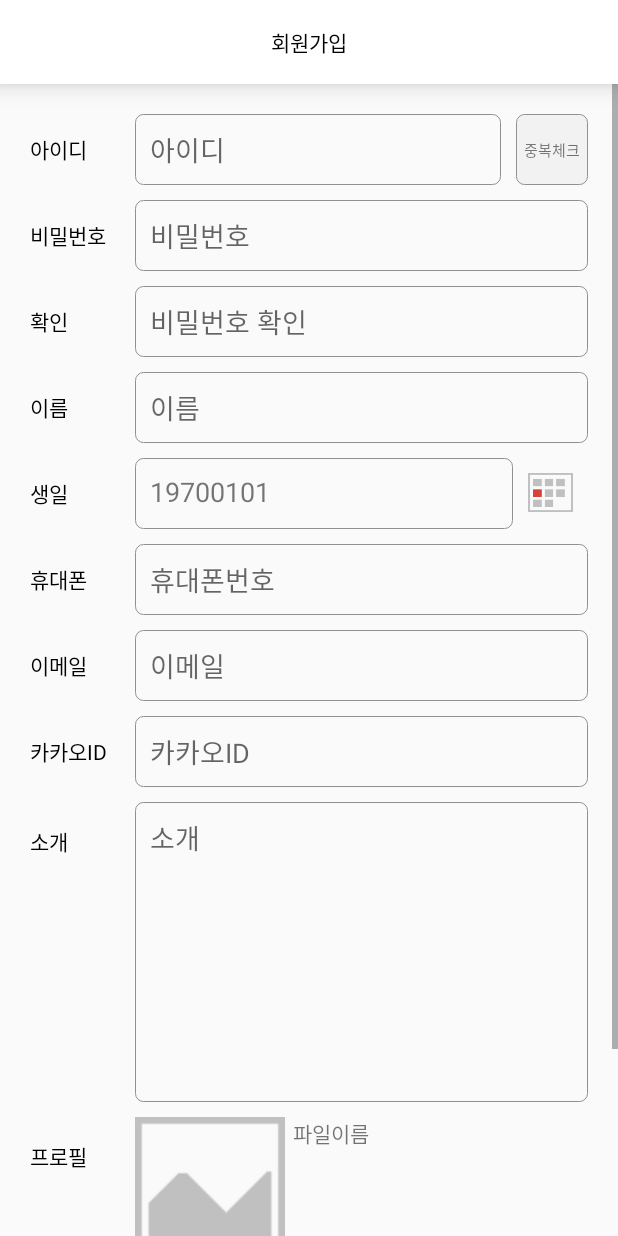
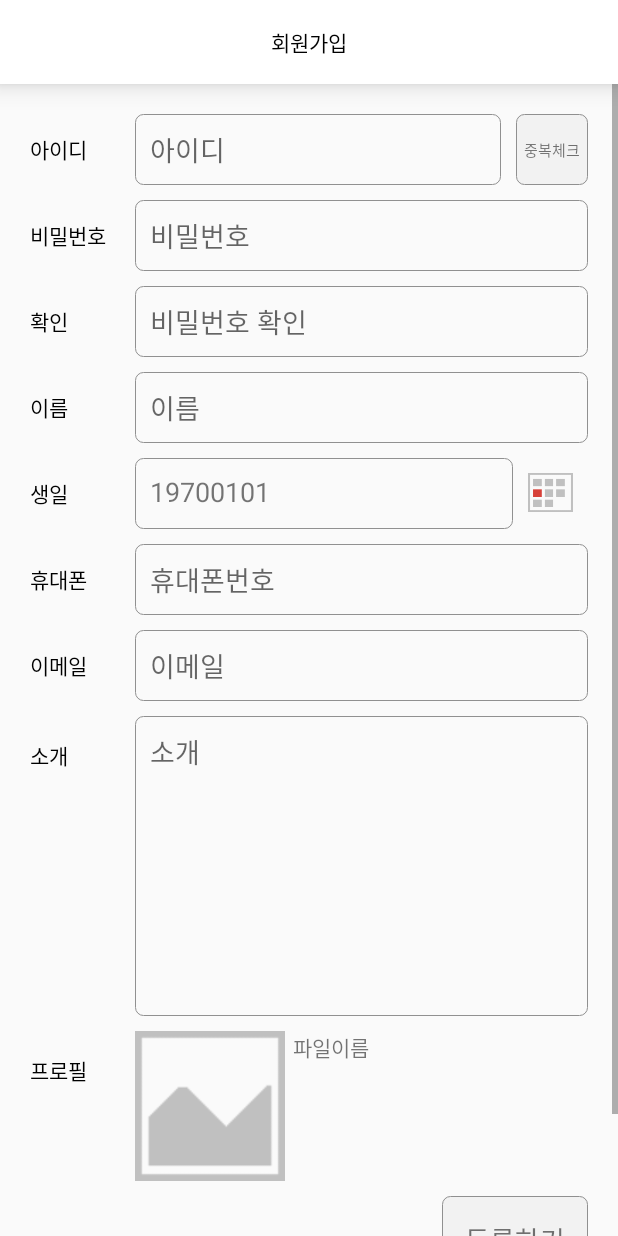
Before and after one commit to dohy12/project2_PDA, an Android app: the Register screen opened directly, with no data from a screen before it, on a phone screen of 412 x 824 dp. Run offline under Robolectric (Android 15) with nearby library versions, the phone set to English and light mode, and no system bars; pictures from the network do not load.

Commit message:
Revert "카카오 계정란 추가"
This reverts commit 046816ac39b35fb75e14f52f7b8f7e372eac2c29.

```diff
--- a/PDA/app/src/main/res/layout/activity_register.xml
+++ b/PDA/app/src/main/res/layout/activity_register.xml
@@ -249,31 +249,6 @@
                 <TextView
                     android:layout_width="70dp"
                     android:layout_height="match_parent"
-                    android:gravity="center_vertical"
-                    android:textColor="#000000"
-                    android:text="카카오ID"/>
-
-                <EditText
-                    android:id="@+id/kakao"
-                    android:layout_width="match_parent"
-                    android:layout_height="wrap_content"
-                    android:layout_weight="1"
-                    android:background="@drawable/border"
-                    android:hint="카카오ID"
-                    android:inputType="textEmailAddress"
-                    android:padding="10dp"/>
-
-            </LinearLayout>
-
-            <LinearLayout
-                android:layout_width="match_parent"
-                android:layout_height="wrap_content"
-                android:layout_marginBottom="10dp"
-                android:orientation="horizontal">
-
-                <TextView
-                    android:layout_width="70dp"
-                    android:layout_height="match_parent"
                     android:layout_marginTop="15dp"
                     android:gravity="top"
                     android:textColor="#000000"
```
